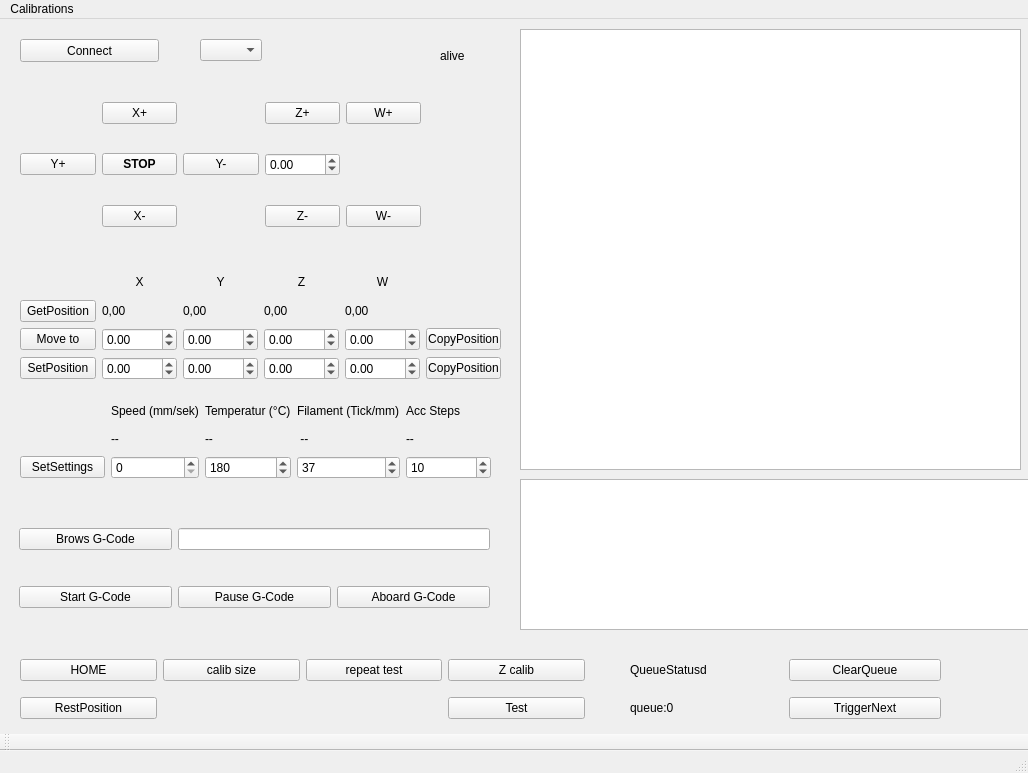
First picture: the form in CNC_MultiTool_GUI/mainwindow.ui, repository CNCMultiTool/CNC_MultiTool, before the edit.
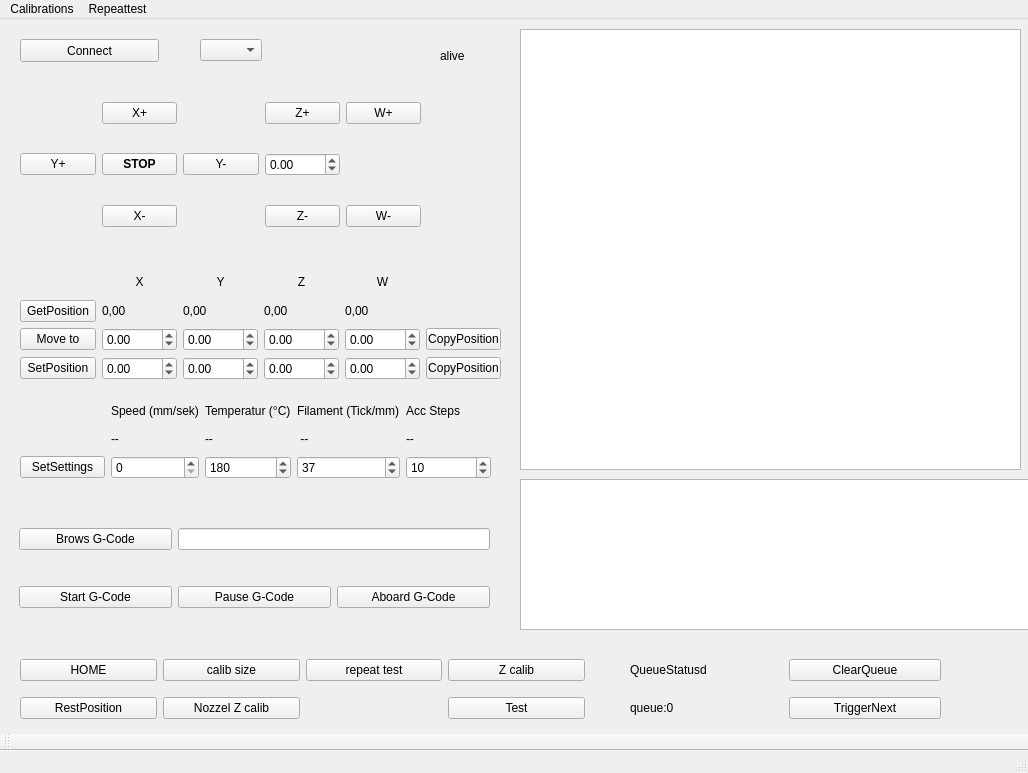
Second picture: the form after the edit.

Commit message: z calibreirplatte , repeattest

```diff
--- a/CNC_MultiTool_GUI/mainwindow.ui
+++ b/CNC_MultiTool_GUI/mainwindow.ui
@@ -1007,6 +1007,13 @@
        </property>
       </widget>
      </item>
+     <item row="1" column="1">
+      <widget class="QPushButton" name="pushButton_nozzel_calib">
+       <property name="text">
+        <string>Nozzel Z calib</string>
+       </property>
+      </widget>
+     </item>
     </layout>
    </widget>
    <widget class="QLabel" name="label_alive">
@@ -1078,7 +1085,15 @@
     </property>
     <addaction name="actionValues"/>
    </widget>
+   <widget class="QMenu" name="menuTests">
+    <property name="title">
+     <string>Repeattest</string>
+    </property>
+    <addaction name="actionexecute"/>
+    <addaction name="actionsettings_repeattest"/>
+   </widget>
    <addaction name="menuCalibrations"/>
+   <addaction name="menuTests"/>
   </widget>
   <widget class="QStatusBar" name="statusbar"/>
   <widget class="QToolBar" name="toolBar">
```
Left out of the diff: 10 changed lines with no effect on the pictures. The commit also changes 7 other files.
